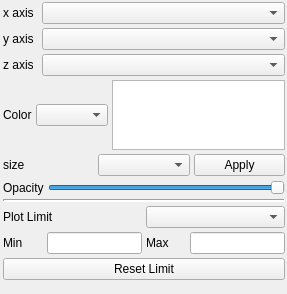
Before: the Qt Designer form glue_vispy_viewers/scatter/options_widget.ui in glue-viz/glue-vispy-viewers, drawn with Qt 5.
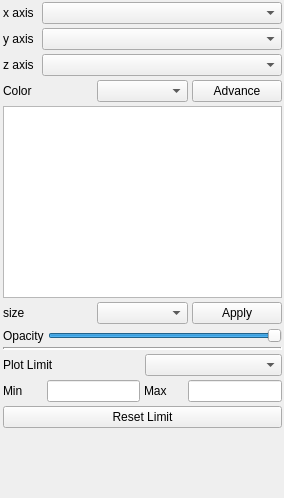
After: the same form once the commit is applied.

Commit message: add advance color picker

Patch:
```diff
--- a/glue_vispy_viewers/scatter/options_widget.ui
+++ b/glue_vispy_viewers/scatter/options_widget.ui
@@ -6,8 +6,8 @@
    <rect>
     <x>0</x>
     <y>0</y>
-    <width>287</width>
-    <height>292</height>
+    <width>284</width>
+    <height>498</height>
    </rect>
   </property>
   <property name="sizePolicy">
@@ -153,25 +153,23 @@
        </layout>
       </item>
       <item>
+       <layout class="QGridLayout" name="gridLayout">
+        <item row="2" column="0">
        <layout class="QHBoxLayout" name="horizontalLayout_5">
-        <item>
-         <widget class="QLabel" name="label_2">
-          <property name="text">
-           <string>Color</string>
-          </property>
-         </widget>
-        </item>
-        <item>
-         <widget class="QComboBox" name="ColorComboBox"/>
-        </item>
         <item>
          <widget class="QGraphicsView" name="graphicsView">
           <property name="sizePolicy">
-           <sizepolicy hsizetype="Expanding" vsizetype="Expanding">
+             <sizepolicy hsizetype="Expanding" vsizetype="Minimum">
             <horstretch>0</horstretch>
             <verstretch>0</verstretch>
            </sizepolicy>
           </property>
+            <property name="minimumSize">
+             <size>
+              <width>112</width>
+              <height>20</height>
+             </size>
+            </property>
           <property name="backgroundBrush">
            <brush brushstyle="SolidPattern">
             <color alpha="255">
@@ -185,6 +183,29 @@
            <set>QGraphicsView::CacheBackground</set>
           </property>
          </widget>
+          </item>
+         </layout>
+        </item>
+        <item row="0" column="0">
+         <layout class="QHBoxLayout" name="horizontalLayout_7">
+          <item>
+           <widget class="QLabel" name="label_2">
+            <property name="text">
+             <string>Color</string>
+            </property>
+           </widget>
+          </item>
+          <item>
+           <widget class="QComboBox" name="ColorComboBox"/>
+          </item>
+          <item>
+           <widget class="QPushButton" name="advanceButton">
+            <property name="text">
+             <string>Advance</string>
+            </property>
+           </widget>
+          </item>
+         </layout>
         </item>
        </layout>
       </item>
```
Lines whose indentation alone changed are shown as unchanged. The commit also changes 2 other files.
